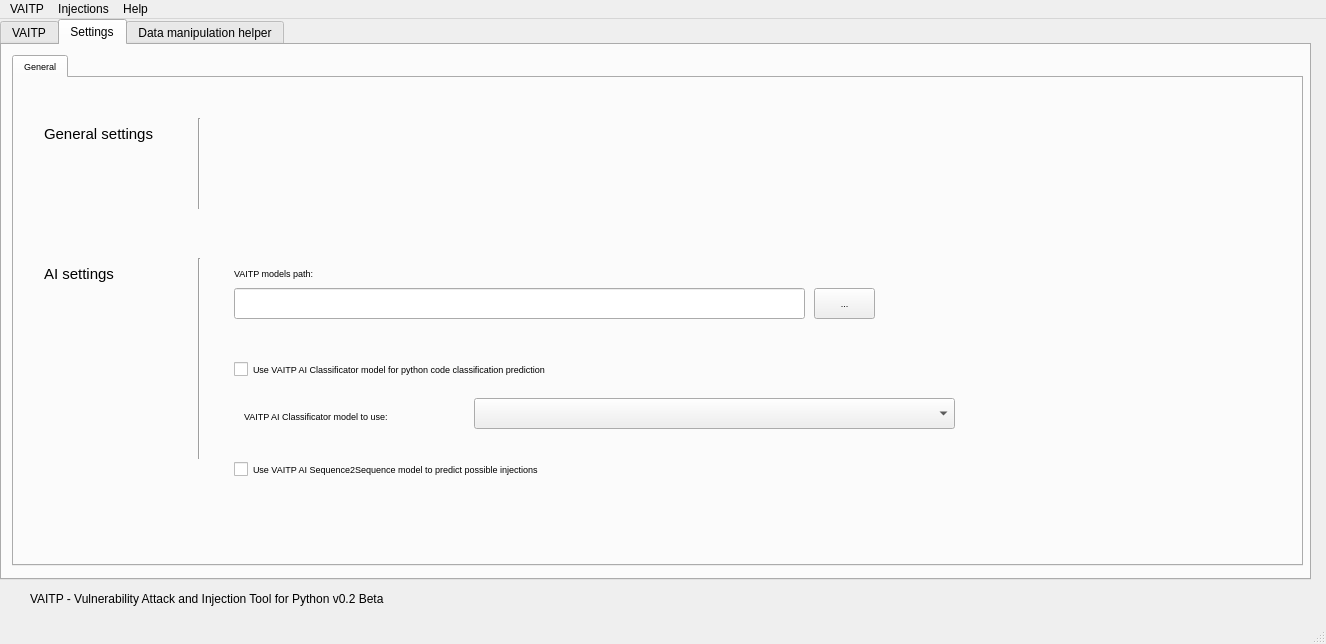
This is VAITP GUI/vaitp/vaitp.ui in netpack/vaitp as Qt 5 draws it before an edit. The edited form follows.
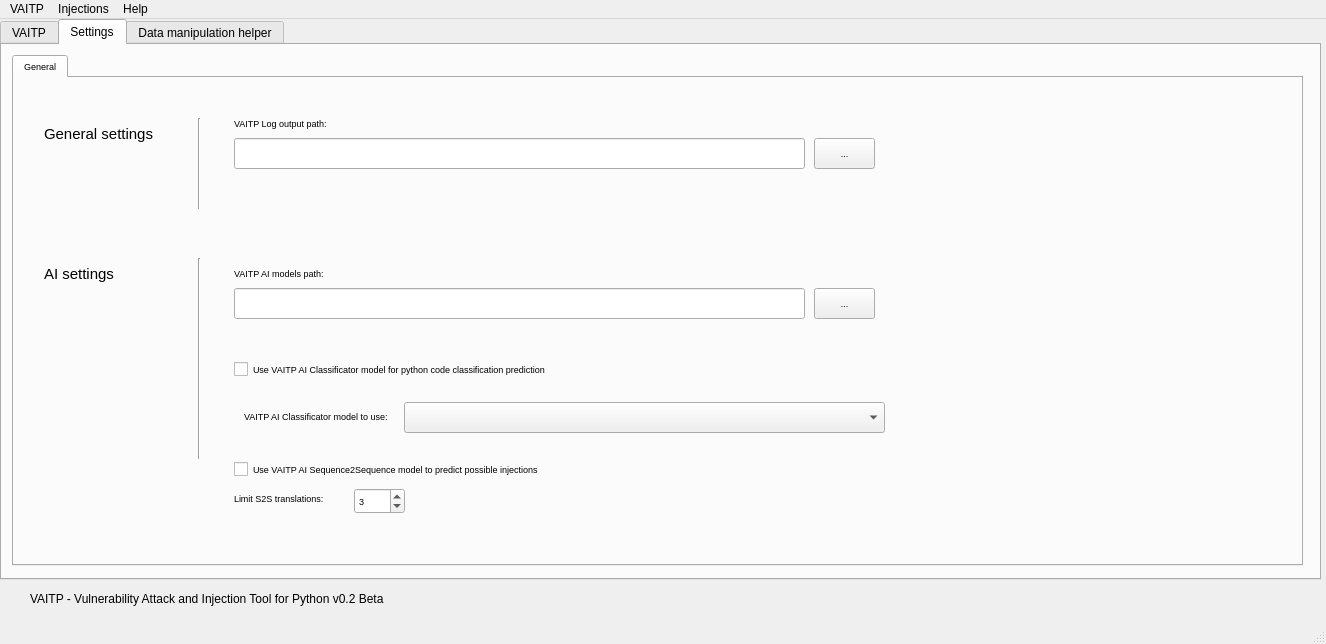
This is the edited form. The open tabs and pages were chosen to show the change. Icons and pictures are not drawn.

The edit to the form file:
```diff
--- a/VAITP GUI/vaitp/vaitp.ui
+++ b/VAITP GUI/vaitp/vaitp.ui
@@ -45,7 +45,7 @@
      <rect>
       <x>0</x>
       <y>0</y>
-      <width>1311</width>
+      <width>1321</width>
       <height>561</height>
      </rect>
     </property>
@@ -817,7 +817,7 @@
          </rect>
         </property>
         <property name="text">
-         <string>VAITP models path:</string>
+         <string>VAITP AI models path:</string>
         </property>
        </widget>
        <widget class="QCheckBox" name="checkBox_use_vaitp_ai_s2s">
@@ -903,13 +903,78 @@
        <widget class="QComboBox" name="comboBox_vaitp_ai_classificator">
         <property name="geometry">
          <rect>
-          <x>460</x>
-          <y>320</y>
+          <x>390</x>
+          <y>324</y>
           <width>481</width>
           <height>31</height>
          </rect>
         </property>
        </widget>
+       <widget class="QSpinBox" name="txt_s2s_inj_limit">
+        <property name="geometry">
+         <rect>
+          <x>340</x>
+          <y>410</y>
+          <width>51</width>
+          <height>26</height>
+         </rect>
+        </property>
+        <property name="minimum">
+         <number>1</number>
+        </property>
+        <property name="value">
+         <number>3</number>
+        </property>
+       </widget>
+       <widget class="QLabel" name="label_23">
+        <property name="geometry">
+         <rect>
+          <x>220</x>
+          <y>410</y>
+          <width>111</width>
+          <height>21</height>
+         </rect>
+        </property>
+        <property name="text">
+         <string>Limit S2S translations:</string>
+        </property>
+       </widget>
+       <widget class="QLabel" name="label_24">
+        <property name="geometry">
+         <rect>
+          <x>220</x>
+          <y>30</y>
+          <width>191</width>
+          <height>31</height>
+         </rect>
+        </property>
+        <property name="text">
+         <string>VAITP Log output path:</string>
+        </property>
+       </widget>
+       <widget class="QLineEdit" name="txt_vaitp_log_path">
+        <property name="geometry">
+         <rect>
+          <x>220</x>
+          <y>60</y>
+          <width>571</width>
+          <height>31</height>
+         </rect>
+        </property>
+       </widget>
+       <widget class="QToolButton" name="bt_load_log_output_path">
+        <property name="geometry">
+         <rect>
+          <x>800</x>
+          <y>60</y>
+          <width>61</width>
+          <height>31</height>
+         </rect>
+        </property>
+        <property name="text">
+         <string>...</string>
+        </property>
+       </widget>
       </widget>
      </widget>
     </widget>
```
Left out of the diff: 46 changed lines with no effect on the pictures.
